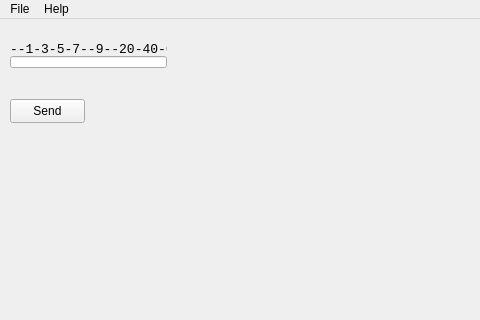
First picture: the form in mainwindow.ui, repository eloranta/HamVibe, before the edit; both pictures show x 0 to 480 and y 0 to 320 of the 800 by 600 pixel window.
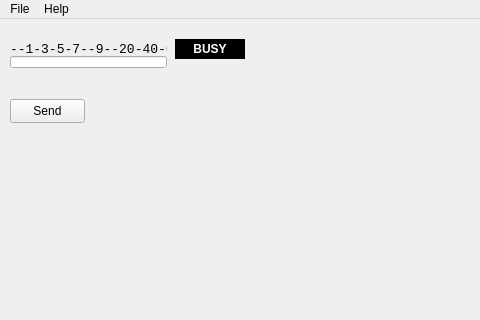
Second picture: the form after the edit.

Commit message: add on air label

Patch:
```diff
--- a/mainwindow.ui
+++ b/mainwindow.ui
@@ -74,6 +74,30 @@
      <string>--1-3-5-7--9--20-40-60</string>
     </property>
    </widget>
+   <widget class="QLabel" name="busyLabel">
+    <property name="geometry">
+     <rect>
+      <x>175</x>
+      <y>20</y>
+      <width>70</width>
+      <height>20</height>
+     </rect>
+    </property>
+    <property name="font">
+     <font>
+      <bold>true</bold>
+     </font>
+    </property>
+    <property name="styleSheet">
+     <string notr="true">QLabel { color: white; background-color: black; padding: 2px 6px; }</string>
+    </property>
+    <property name="text">
+     <string>BUSY</string>
+    </property>
+    <property name="alignment">
+     <set>Qt::AlignmentFlag::AlignCenter</set>
+    </property>
+   </widget>
    <widget class="QProgressBar" name="meterBar">
     <property name="geometry">
      <rect>
```
The commit also changes 1 other file.
